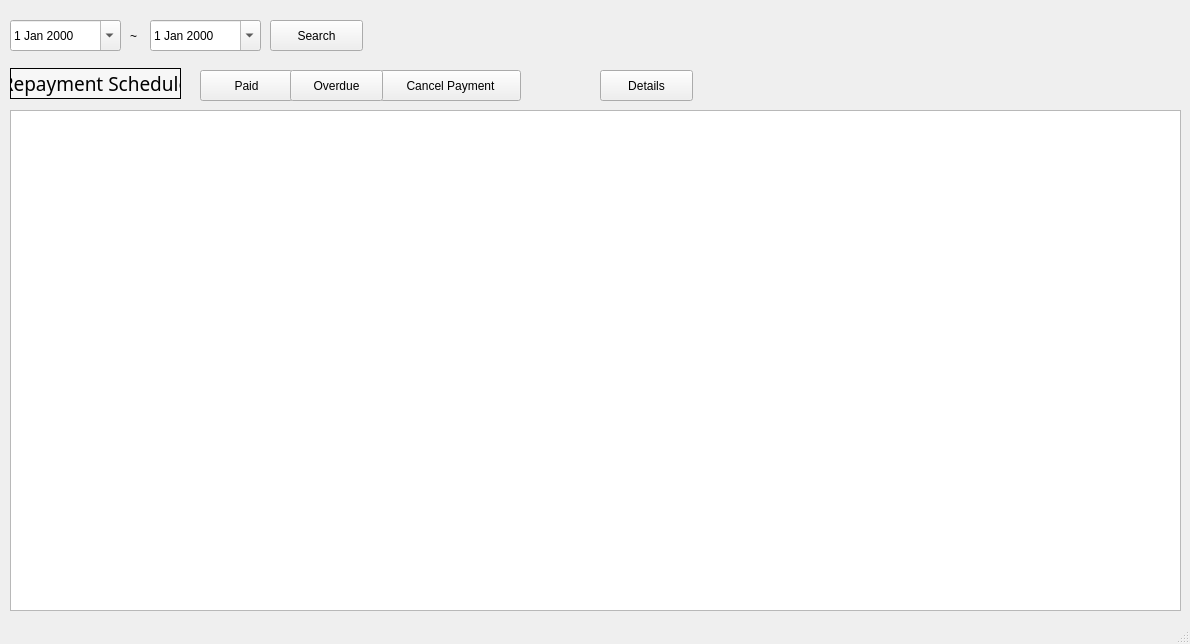
DY-Microfinance-Customer-Management/dymf-algorithm, file app/src/pages/repayment/batch.ui: the form before one commit.
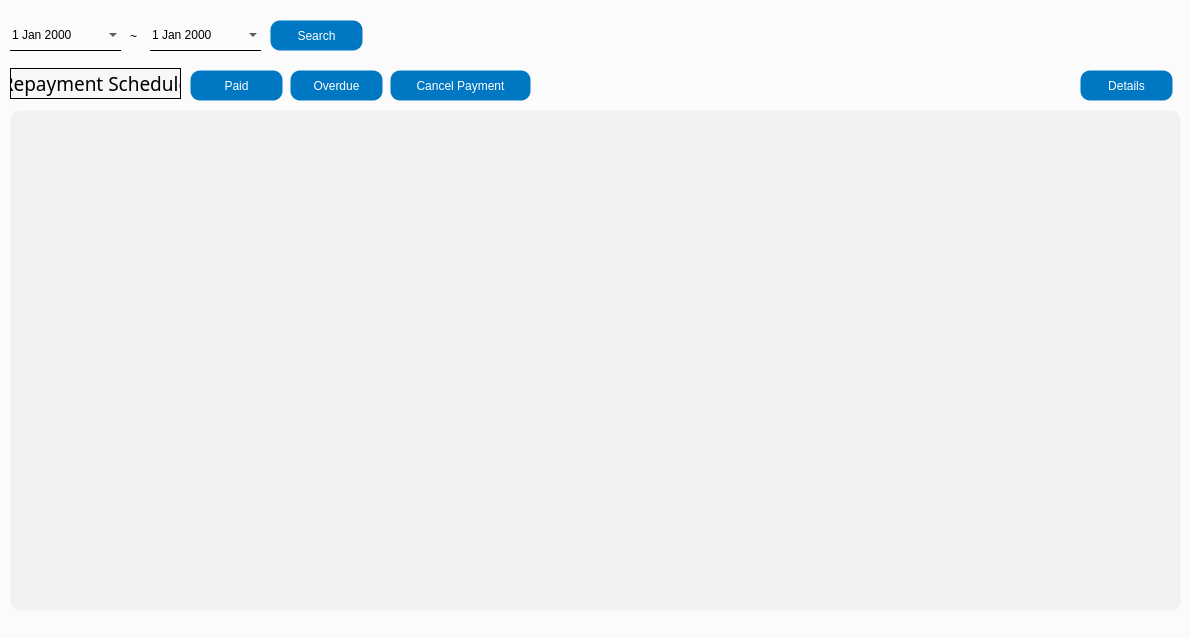
The form after the commit.

Diff of the .ui file:
```diff
--- a/app/src/pages/repayment/batch.ui
+++ b/app/src/pages/repayment/batch.ui
@@ -7,17 +7,60 @@
     <x>0</x>
     <y>0</y>
     <width>1190</width>
-    <height>644</height>
+    <height>638</height>
    </rect>
   </property>
   <property name="windowTitle">
    <string>Loan Search</string>
   </property>
+  <property name="styleSheet">
+   <string notr="true">QWidget {
+	background-color: #fbfbfb;
+}
+
+QDateEdit {
+	border: none;
+    border-bottom: 1px solid black;
+    background-color: transparent;
+    color: black;
+}
+
+QDateEdit:disabled {
+	border: none;
+    border-bottom: 1px solid lightgray;
+    background-color: lightgray;
+    color: lightgray;
+}
+
+QPushButton {
+    background-color: #0077c2;
+    color: white;
+    border: 1px solid transparent;
+    border-radius: 10px;
+    padding: 5px 10px;
+}
+
+QPushButton:hover {
+    border: 1px solid white;
+}
+
+QPushButton:pressed {
+    background-color: #005f9e;
+    padding-top: 6px;
+    padding-bottom: 4px;
+}
+
+QPushButton:disabled {
+    background-color: lightgray;
+    color: gray;
+    border: 1px solid gray;
+}</string>
+  </property>
   <widget class="QWidget" name="centralwidget">
    <widget class="QPushButton" name="cancelPaymentButton">
     <property name="geometry">
      <rect>
-      <x>380</x>
+      <x>390</x>
       <y>70</y>
       <width>141</width>
       <height>31</height>
@@ -36,6 +79,11 @@
       <height>501</height>
      </rect>
     </property>
+    <property name="styleSheet">
+     <string notr="true">background-color: #f1f1f1;
+border: 1px solid transparent;
+border-radius: 10px;</string>
+    </property>
    </widget>
    <widget class="QLabel" name="label_16">
     <property name="geometry">
@@ -132,7 +180,7 @@
    <widget class="QPushButton" name="detailsButton">
     <property name="geometry">
      <rect>
-      <x>600</x>
+      <x>1080</x>
       <y>70</y>
       <width>93</width>
       <height>31</height>
@@ -145,7 +193,7 @@
    <widget class="QPushButton" name="paidButton">
     <property name="geometry">
      <rect>
-      <x>200</x>
+      <x>190</x>
       <y>70</y>
       <width>93</width>
       <height>31</height>
```
